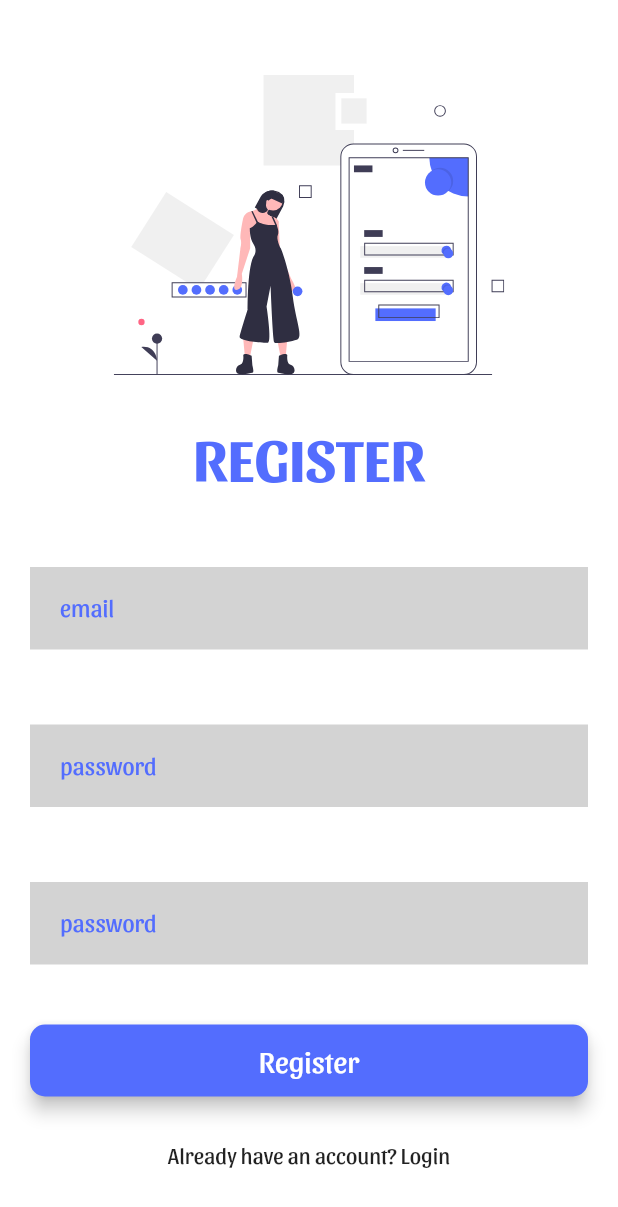
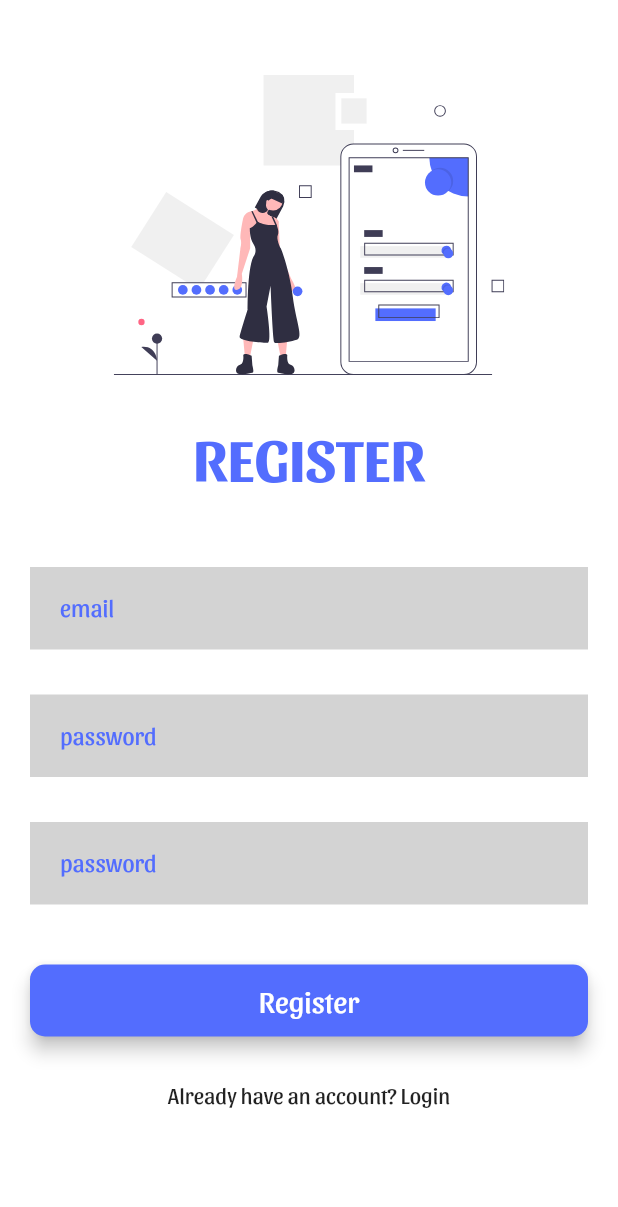
Before and after one commit to Nimlion/Movie-Gems, a Flutter app: the RegisterScreen screen opened directly, on a phone screen of 412 x 824 dp. Shown: the top 1207 px of the screen. Run offline on Flutter 3.47's test engine with Material 2 defaults, Android fonts, the phone set to English and light mode, and no system bars; drawn by our look-alikes of overlay_support; our stand-ins replace cloud_firestore, firebase_auth, firebase_core, flutter_svg, shared_preferences; accounts and stored records are empty.

Commit message:
Responsiveness added
Tested on Samsung Galaxy S10.

```diff
--- a/lib/views/screens/homepage.dart
+++ b/lib/views/screens/homepage.dart
@@ -116,7 +116,7 @@ class HomeScreen extends State<HomePage> {
             title,
             textAlign: TextAlign.left,
             style: TextStyle(
-              fontSize: Repo.currFontsize + 15,
+              fontSize: Repo.currFontsize + 10,
               letterSpacing: 1,
               fontWeight: FontWeight.bold,
             ),
@@ -250,7 +250,7 @@ class HomeScreen extends State<HomePage> {
 
   Widget _loadingPoster() {
     return Container(
-      height: 225,
+      height: 220,
       child: Center(
         child: CircularProgressIndicator(),
       ),
--- a/lib/views/screens/login_screen.dart
+++ b/lib/views/screens/login_screen.dart
@@ -210,7 +210,7 @@ class _LoginScreenState extends State<LoginScreen> {
           _signinButton(),
           SizedBox(height: 5),
           _anonymousLabel(),
-          SizedBox(height: 30),
+          SizedBox(height: 20),
           _registerLabel(),
         ])),
       )
--- a/lib/views/screens/register_screen.dart
+++ b/lib/views/screens/register_screen.dart
@@ -180,11 +180,11 @@ class _RegisterScreenState extends State<RegisterScreen> {
           Center(
             child: _emailField(),
           ),
-          SizedBox(height: 50),
+          SizedBox(height: 30),
           Center(
             child: _passwordField(),
           ),
-          SizedBox(height: 50),
+          SizedBox(height: 30),
           Center(
             child: _confirmPasswordField(),
           ),
```
